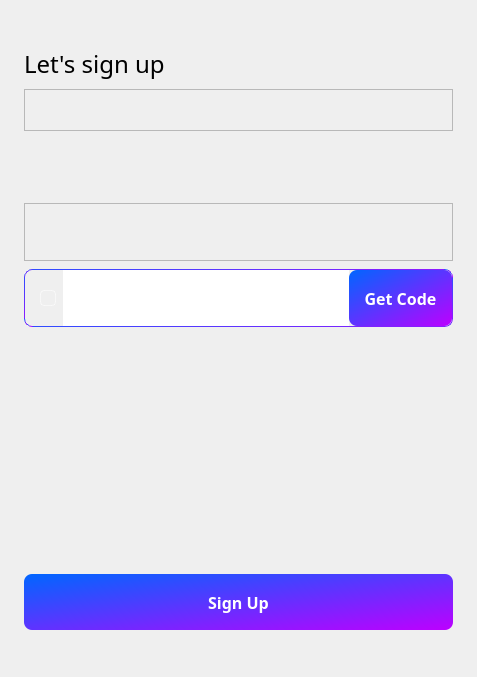
Above: ui/signUp.ui from yechaoGitHub/AI before the change. Below: the same form after it.
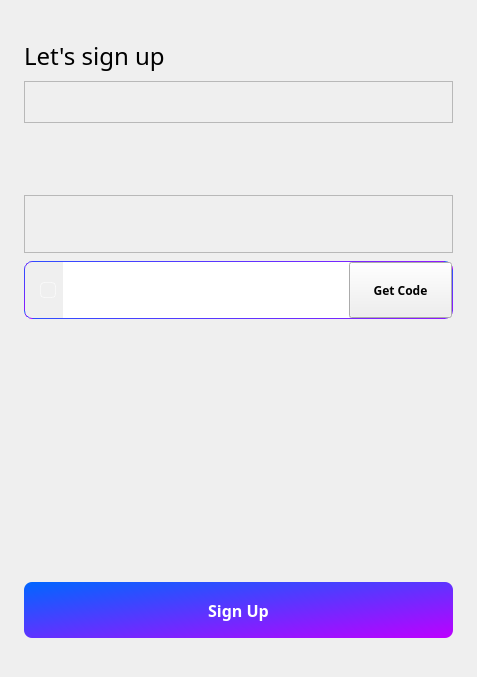
That is the form after the change. Icons and pictures are not drawn. Custom widgets are drawn as their Qt base class.

Diff of the .ui file:
```diff
--- a/ui/signUp.ui
+++ b/ui/signUp.ui
@@ -421,7 +421,6 @@
         <property name="font">
          <font>
           <family>微软雅黑</family>
-          <pointsize>-1</pointsize>
           <bold>true</bold>
          </font>
         </property>
@@ -429,11 +428,21 @@
          <cursorShape>PointingHandCursor</cursorShape>
         </property>
         <property name="styleSheet">
-         <string notr="true">font-size:16px;
+         <string notr="true">QPushButton[enable=true]{
+font-size:16px;
 font-weight: 700;
 background-color:qlineargradient(spread:pad, x1:0, y1:0, x2:1, y2:1, stop:0 #0066FF, stop:1 #BD00FF);
 color:#FFFFFF;
-border-radius:8px;</string>
+border-radius:8px;
+}
+
+QPushButton[enable=false]{
+font-size:16px;
+font-weight: 700;
+background-color:rgba(156, 163, 175, 255);
+color:#FFFFFF;
+border-radius:8px;
+}</string>
         </property>
         <property name="text">
          <string>Get Code</string>
@@ -443,6 +452,17 @@
      </layout>
     </widget>
    </item>
+   <item>
+    <widget class="QLabel" name="lbEstimated">
+     <property name="styleSheet">
+      <string notr="true">font-size:12px;
+color:rgba(155, 155, 155, 1)</string>
+     </property>
+     <property name="text">
+      <string/>
+     </property>
+    </widget>
+   </item>
    <item>
     <widget class="WCommonEdit" name="edPassword" native="true">
      <property name="sizePolicy">
```
